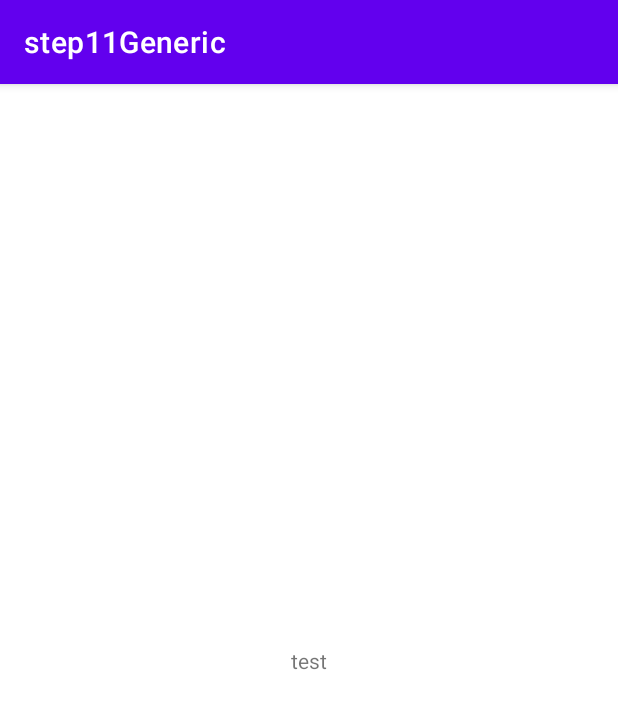
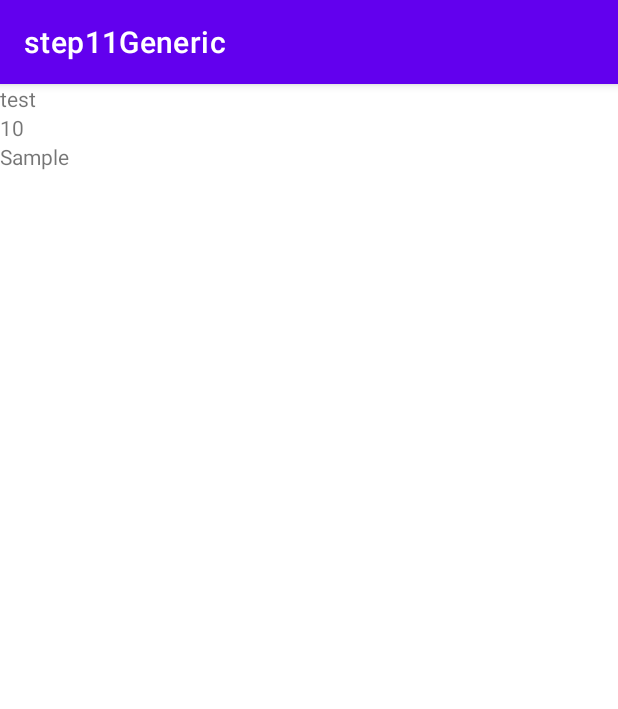
Before and after one commit to Elliotelon/2021_Study_Android-JAVA-, an Android app: the screen it shows after launch (MainActivity), on a phone screen of 412 x 824 dp. Shown: the top 709 px of the screen. Run offline under Robolectric (Android 15) with nearby library versions, the light colour scheme and no system bars.

Commit message:
StudyJava Step11Generic Add

```diff
--- /dev/null
+++ b/step11generic/src/main/java/com/elliot/step11generic/InterfaceSample.java
@@ -0,0 +1,6 @@
+package com.elliot.step11generic;
+
+interface InterfaceSample<T1, T2> {
+    T1 testMethod1(T1 t);
+    T2 testMethod2(T2 t);
+}
--- a/step11generic/src/main/java/com/elliot/step11generic/MainActivity.java
+++ b/step11generic/src/main/java/com/elliot/step11generic/MainActivity.java
@@ -11,9 +11,19 @@ public class MainActivity extends AppCompatActivity {
     protected void onCreate(Bundle savedInstanceState) {
         super.onCreate(savedInstanceState);
         setContentView(R.layout.activity_main);
+
         Test<String> test = new Test();
         test.set("test");
         TextView textView = findViewById(R.id.textView);
         textView.setText(test.get());
+
+        SampleImpl sampleImpl = new SampleImpl();
+        TextView textView2 = findViewById(R.id.textView2);
+        textView2.setText(sampleImpl.testMethod1(10).toString());
+
+        TextView textView3 = findViewById(R.id.textView3);
+        textView3.setText(sampleImpl.testMethod2("Sample"));
+
+
     }
 }
--- /dev/null
+++ b/step11generic/src/main/java/com/elliot/step11generic/SampleImpl.java
@@ -0,0 +1,15 @@
+package com.elliot.step11generic;
+
+public class SampleImpl implements InterfaceSample<Integer, String> {
+
+
+    @Override
+    public Integer testMethod1(Integer t) {
+        return t;
+    }
+
+    @Override
+    public String testMethod2(String t) {
+        return t;
+    }
+}
--- a/step11generic/src/main/res/layout/activity_main.xml
+++ b/step11generic/src/main/res/layout/activity_main.xml
@@ -1,19 +1,27 @@
 <?xml version="1.0" encoding="utf-8"?>
-<androidx.constraintlayout.widget.ConstraintLayout xmlns:android="http://schemas.android.com/apk/res/android"
+<LinearLayout xmlns:android="http://schemas.android.com/apk/res/android"
     xmlns:app="http://schemas.android.com/apk/res-auto"
     xmlns:tools="http://schemas.android.com/tools"
     android:layout_width="match_parent"
     android:layout_height="match_parent"
+    android:orientation="vertical"
     tools:context=".MainActivity">
 
     <TextView
         android:id="@+id/textView"
         android:layout_width="wrap_content"
         android:layout_height="wrap_content"
-        android:text="Hello World!"
-        app:layout_constraintBottom_toBottomOf="parent"
-        app:layout_constraintLeft_toLeftOf="parent"
-        app:layout_constraintRight_toRightOf="parent"
-        app:layout_constraintTop_toTopOf="parent" />
+        android:text="Hello World!" />
 
-</androidx.constraintlayout.widget.ConstraintLayout>
+    <TextView
+        android:id="@+id/textView2"
+        android:layout_width="wrap_content"
+        android:layout_height="wrap_content"
+        android:text="Hello World!" />
+    <TextView
+        android:id="@+id/textView3"
+        android:layout_width="wrap_content"
+        android:layout_height="wrap_content"
+        android:text="Hello World!" />
+
+</LinearLayout>
```
